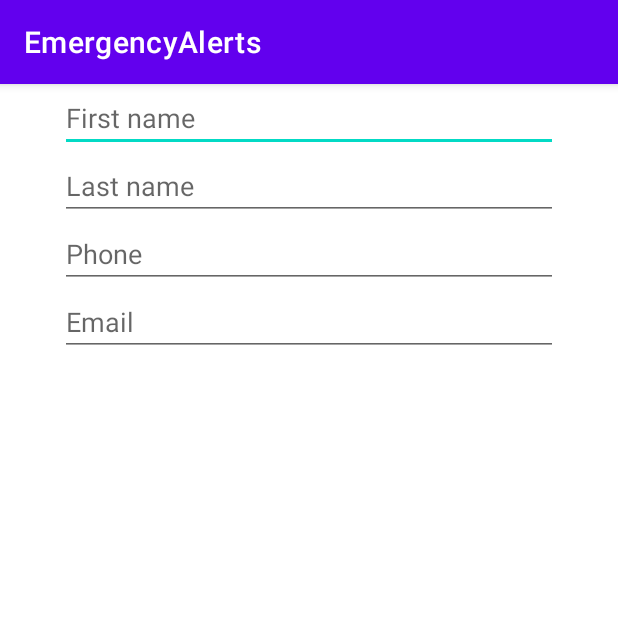
After one commit to tommasobassetto/EmergencyAlerts, an Android app: the ContactInfoActivity screen opened directly, with no data from a screen before it, on a phone screen of 412 x 824 dp, the top half of it. The commit adds this screen. Run offline under Robolectric (Android 15) with nearby library versions, the light colour scheme and no system bars.

Commit message:
created ContactInfo activity

```diff
--- /dev/null
+++ b/app/src/main/java/edu/illinois/scoobygang/emergencyalerts/ContactInfoActivity.java
@@ -0,0 +1,73 @@
+package edu.illinois.scoobygang.emergencyalerts;
+
+import androidx.appcompat.app.AppCompatActivity;
+
+import android.content.Context;
+import android.os.Bundle;
+import android.provider.ContactsContract;
+import android.util.Log;
+import android.view.View;
+import android.widget.EditText;
+
+import java.io.BufferedReader;
+import java.io.FileNotFoundException;
+import java.io.FileOutputStream;
+import java.io.IOException;
+import java.io.InputStream;
+import java.io.InputStreamReader;
+import java.io.OutputStreamWriter;
+
+import edu.illinois.scoobygang.emergencyalerts.data.Contact;
+
+public class ContactInfoActivity extends AppCompatActivity {
+
+    private static final String FILENAME = "contacts.csv";
+
+    EditText firstNameView;
+    EditText lastNameView;
+    EditText phoneView;
+    EditText emailView;
+
+    @Override
+    protected void onCreate(Bundle savedInstanceState) {
+        super.onCreate(savedInstanceState);
+        setContentView(R.layout.activity_contact_info);
+
+        firstNameView = (EditText) findViewById(R.id.firstName);
+        lastNameView = (EditText) findViewById(R.id.lastName);
+        phoneView = (EditText) findViewById(R.id.phone);
+        emailView = (EditText) findViewById(R.id.email);
+
+        // read contact info from file
+        Contact contact = new Contact();
+
+
+    }
+
+    public void saveToFile(View v) throws IOException {
+        String firstNameText = firstNameView.getText().toString() + ",";
+        String lastNameText = lastNameView.getText().toString() + ",";
+        String phoneText = phoneView.getText().toString() + ",";
+        String emailText = emailView.getText().toString() + ",";
+
+        FileOutputStream out = null;
+        try {
+            out = openFileOutput(FILENAME, MODE_PRIVATE);
+            out.write(firstNameText.getBytes());
+            out.write(lastNameText.getBytes());
+            out.write(phoneText.getBytes());
+            out.write(emailText.getBytes());
+        } catch (IOException e) {
+            e.printStackTrace();
+        } finally {
+            try {
+                if (out != null) {
+                    out.close();
+                }
+            } catch (IOException e) {
+                e.printStackTrace();
+            }
+        }
+    }
+
+}
--- a/app/src/main/java/edu/illinois/scoobygang/emergencyalerts/MainActivity.java
+++ b/app/src/main/java/edu/illinois/scoobygang/emergencyalerts/MainActivity.java
@@ -11,6 +11,10 @@ import androidx.navigation.ui.AppBarConfiguration;
 import androidx.navigation.ui.NavigationUI;
 
 import edu.illinois.scoobygang.emergencyalerts.databinding.ActivityMainBinding;
+
+
+// global variables for contacts and templates
+
 
 public class MainActivity extends AppCompatActivity {
 
@@ -32,6 +36,8 @@ public class MainActivity extends AppCompatActivity {
         NavController navController = Navigation.findNavController(this, R.id.nav_host_fragment_activity_main);
         NavigationUI.setupActionBarWithNavController(this, navController, appBarConfiguration);
         NavigationUI.setupWithNavController(binding.navView, navController);
+
+        // read contacts, templates
     }
 
 }
--- a/app/src/main/java/edu/illinois/scoobygang/emergencyalerts/data/Contact.java
+++ b/app/src/main/java/edu/illinois/scoobygang/emergencyalerts/data/Contact.java
@@ -3,7 +3,7 @@ package edu.illinois.scoobygang.emergencyalerts.data;
 import java.util.ArrayList;
 import java.util.List;
 
-class Contact {
+public class Contact {
     private List<ContactPlatform> contactPlatformList;
     private ContactPlatform defaultPlatform;
 
--- /dev/null
+++ b/app/src/main/res/layout/activity_contact_info.xml
@@ -0,0 +1,57 @@
+<?xml version="1.0" encoding="utf-8"?>
+<androidx.constraintlayout.widget.ConstraintLayout xmlns:android="http://schemas.android.com/apk/res/android"
+    xmlns:app="http://schemas.android.com/apk/res-auto"
+    xmlns:tools="http://schemas.android.com/tools"
+    android:layout_width="match_parent"
+    android:layout_height="match_parent"
+    tools:context=".ContactInfoActivity">
+
+  <RelativeLayout xmlns:android="http://schemas.android.com/apk/res/android"
+      android:layout_width="match_parent"
+      android:layout_height="wrap_content"
+      android:layout_margin="40dp">
+
+    <EditText
+        android:id="@+id/firstName"
+        android:layout_width="wrap_content"
+        android:layout_height="wrap_content"
+        android:layout_alignParentStart="true"
+        android:layout_alignParentTop="true"
+        android:layout_alignParentEnd="true"
+        android:hint="First name"
+        android:inputType="textPersonName" />
+
+    <EditText
+        android:id="@+id/lastName"
+        android:layout_width="wrap_content"
+        android:layout_height="wrap_content"
+        android:layout_below="@id/firstName"
+        android:layout_alignParentStart="true"
+        android:layout_alignParentEnd="true"
+        android:hint="Last name"
+        android:inputType="textPersonName" />
+
+    <EditText
+        android:id="@+id/phone"
+        android:layout_width="wrap_content"
+        android:layout_height="wrap_content"
+        android:layout_below="@id/lastName"
+        android:layout_alignParentStart="true"
+        android:layout_alignParentEnd="true"
+        android:hint="Phone"
+        android:inputType="text|phone" />
+
+    <EditText
+        android:id="@+id/email"
+        android:layout_width="wrap_content"
+        android:layout_height="wrap_content"
+        android:layout_below="@id/phone"
+        android:layout_alignParentStart="true"
+        android:layout_alignParentEnd="true"
+        android:hint="Email"
+        android:inputType="textEmailAddress" />
+
+  </RelativeLayout>
+
+
+</androidx.constraintlayout.widget.ConstraintLayout>
--- /dev/null
+++ b/app/src/main/res/values-land/dimens.xml
@@ -0,0 +1,4 @@
+<resources>
+    <dimen name="fab_margin">48dp</dimen>
+    <dimen name="text_margin">48dp</dimen>
+</resources>
--- /dev/null
+++ b/app/src/main/res/values-w1240dp/dimens.xml
@@ -0,0 +1,3 @@
+<resources>
+    <dimen name="fab_margin">200dp</dimen>
+</resources>
--- /dev/null
+++ b/app/src/main/res/values-w600dp/dimens.xml
@@ -0,0 +1,4 @@
+<resources>
+    <dimen name="fab_margin">48dp</dimen>
+    <dimen name="text_margin">48dp</dimen>
+</resources>
--- a/app/src/main/res/values/dimens.xml
+++ b/app/src/main/res/values/dimens.xml
@@ -2,4 +2,7 @@
     <!-- Default screen margins, per the Android Design guidelines. -->
     <dimen name="activity_horizontal_margin">16dp</dimen>
     <dimen name="activity_vertical_margin">16dp</dimen>
+    <dimen name="app_bar_height">180dp</dimen>
+    <dimen name="fab_margin">16dp</dimen>
+    <dimen name="text_margin">16dp</dimen>
 </resources>
--- a/app/src/main/res/values/strings.xml
+++ b/app/src/main/res/values/strings.xml
@@ -1,6 +1,6 @@
 <resources>
     <string name="app_name">EmergencyAlerts</string>
-    <string name="title_home">Home</string>
-    <string name="title_dashboard">Dashboard</string>
-    <string name="title_notifications">Notifications</string>
+    <string name="title_home">Contacts</string>
+    <string name="title_dashboard">Home</string>
+    <string name="title_notifications">Messages</string>
 </resources>
```
Also changed, not shown: app/src/main/AndroidManifest.xml (+7 -0 lines), app/src/main/res/values/themes.xml (+9 -0 lines).
